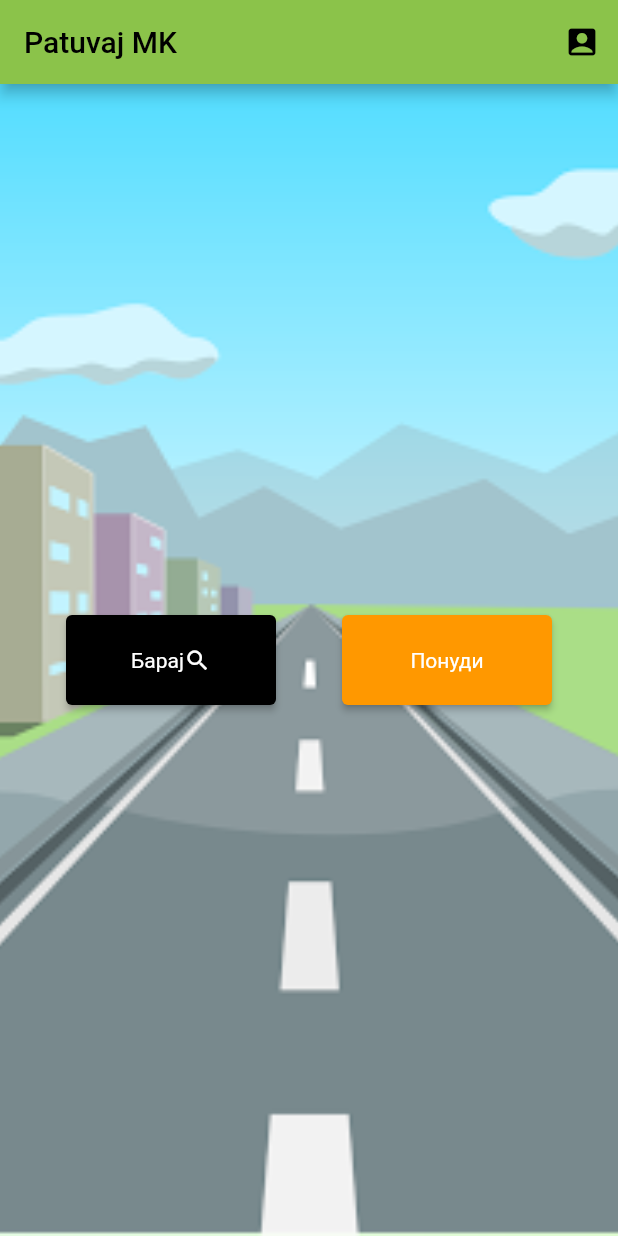
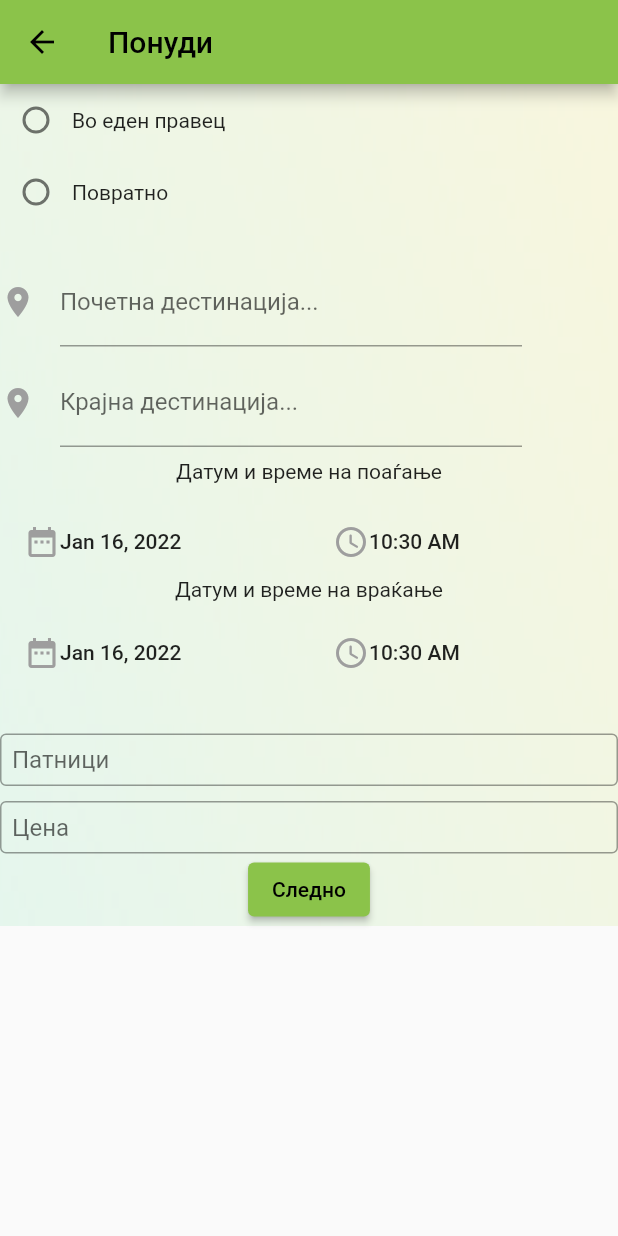
Before and after one commit to david-todorov-student/mis-patuvajMk, a Flutter app: the MyHomePage screen opened directly, after a tap on "Понуди", on a phone screen of 412 x 824 dp. Run offline on Flutter 3.47's test engine with Material 2 defaults, Android fonts, the phone set to English and light mode, and no system bars; our stand-ins replace syncfusion_flutter_datepicker; network calls fail.

Commit message:
Ponudi first screen added

```diff
--- a/patuvaj_mk/lib/main.dart
+++ b/patuvaj_mk/lib/main.dart
@@ -1,4 +1,5 @@
 import 'package:flutter/material.dart';
+import 'package:patuvaj_mk/ponudi.dart';
 import './baraj.dart';
 
 void main() {
@@ -18,7 +19,7 @@ class MyApp extends StatelessWidget {
         primarySwatch: Colors.lightGreen,
       ),
       // A widget which will be started on application startup
-      home: MyHomePage(title: 'Patuvaj MK'),
+      home: const MyHomePage(title: 'Patuvaj MK'),
     );
   }
 }
@@ -69,33 +70,34 @@ class _MyHomePageState extends State<MyHomePage> {
           // the App.build method, and use it to set our appbar title.
           title: Text(widget.title),
           actions: [
-            IconButton(onPressed: () {}, icon: Icon(Icons.account_box_rounded))
+            IconButton(
+                onPressed: () {}, icon: const Icon(Icons.account_box_rounded))
           ],
         ),
-        body: new Stack(
+        body: Stack(
           children: <Widget>[
-            new Container(
-              decoration: new BoxDecoration(
-                image: new DecorationImage(
-                  image: new AssetImage("assets/1.png"),
+            Container(
+              decoration: const BoxDecoration(
+                image: DecorationImage(
+                  image: AssetImage("assets/1.png"),
                   fit: BoxFit.cover,
                 ),
               ),
             ),
-            new Center(
+            Center(
                 // Center is a layout widget. It takes a single child and positions it
                 // in the middle of the parent.
-                child: Container(
                 child: Row(
               //   image: AssetImage('assets/1.png'),
               mainAxisAlignment: MainAxisAlignment.spaceEvenly,
               children: <Widget>[
-                  Container(
-                    child: ElevatedButton(
+                ElevatedButton(
                   child: Row(
-                        mainAxisAlignment: MainAxisAlignment.center, //Center Row contents horizontally,
-                        crossAxisAlignment: CrossAxisAlignment.center, //Center Row contents vertically,
-                        children: <Widget>[
+                    mainAxisAlignment: MainAxisAlignment.center,
+                    //Center Row `contents horizontally,
+                    crossAxisAlignment: CrossAxisAlignment.center,
+                    //Center Row contents vertically,
+                    children: const <Widget>[
                       Text(
                         "Барај",
                         style: TextStyle(color: Colors.white),
@@ -108,7 +110,8 @@ class _MyHomePageState extends State<MyHomePage> {
                     ],
                   ),
                   onPressed: () {
-                        Navigator.of(context).push(MaterialPageRoute(builder: (context) => NewScreen()));
+                    Navigator.of(context).push(MaterialPageRoute(
+                        builder: (context) => const NewScreen()));
                   },
                   style: ElevatedButton.styleFrom(
                     primary: Colors.black,
@@ -117,14 +120,15 @@ class _MyHomePageState extends State<MyHomePage> {
                     maximumSize: const Size(140, 60),
                   ),
                 ),
-                  ),
-                  Container(
-                    child: ElevatedButton(
+                ElevatedButton(
                   child: const Text(
                     "Понуди",
                     style: TextStyle(color: Colors.white),
                   ),
-                      onPressed: () {},
+                  onPressed: () {
+                    Navigator.of(context).push(MaterialPageRoute(
+                        builder: (context) => const PonudiScreen()));
+                  },
                   style: ElevatedButton.styleFrom(
                     primary: Colors.orange,
                     textStyle: const TextStyle(color: Colors.white),
@@ -132,9 +136,7 @@ class _MyHomePageState extends State<MyHomePage> {
                     maximumSize: const Size(140, 60),
                   ),
                 ),
-                  ),
               ],
-              ),
             )),
           ],
         )
--- /dev/null
+++ b/patuvaj_mk/lib/ponudi.dart
@@ -0,0 +1,302 @@
+import 'package:flutter/cupertino.dart';
+import 'package:flutter/material.dart';
+import 'package:flutter/services.dart';
+import 'dart:async';
+import 'package:intl/intl.dart';
+import 'package:patuvaj_mk/ponudi2.dart';
+
+void main() {
+  runApp(const MaterialApp(
+    debugShowCheckedModeBanner: false,
+    home: PonudiScreen(),
+  ));
+}
+
+class PonudiScreen extends StatefulWidget {
+  const PonudiScreen({Key? key}) : super(key: key);
+
+  @override
+  State createState() => PonudiScreenState();
+}
+
+class PonudiScreenState extends State<PonudiScreen> {
+  String? typeOfTransport;
+
+  DateTime selectedStartDate = DateTime.now();
+  TimeOfDay selectedStartTime = TimeOfDay.now();
+
+  DateTime? selectedBackDate = DateTime.now();
+  TimeOfDay? selectedBackTime = TimeOfDay.now();
+
+  Future<void> _selectStartDate(BuildContext context) async {
+    DateTime? picked = await showDatePicker(
+        context: context,
+        initialDate: selectedStartDate,
+        firstDate: DateTime(2015, 8),
+        lastDate: DateTime(2101));
+    if (picked != null && picked != selectedStartDate) {
+      setState(() {
+        selectedStartDate = picked;
+      });
+    }
+  }
+
+  Future<void> _selectStartTime(BuildContext context) async {
+    TimeOfDay? picked =
+        await showTimePicker(context: context, initialTime: selectedStartTime);
+    if (picked != null && picked != selectedStartTime) {
+      setState(() {
+        selectedStartTime = picked;
+      });
+    }
+  }
+
+  Future<void> _selectBackDate(BuildContext context) async {
+    DateTime? picked = await showDatePicker(
+        context: context,
+        initialDate: DateTime.now(),
+        firstDate: DateTime(2015, 8),
+        lastDate: DateTime(2101));
+    if (picked != null && picked != selectedBackDate) {
+      setState(() {
+        selectedBackDate = picked;
+      });
+    }
+  }
+
+  Future<void> _selectBackTime(BuildContext context) async {
+    TimeOfDay? picked =
+        await showTimePicker(context: context, initialTime: TimeOfDay.now());
+    if (picked != null && picked != selectedBackTime) {
+      setState(() {
+        selectedBackTime = picked;
+      });
+    }
+  }
+
+  @override
+  Widget build(BuildContext context) {
+    return Scaffold(
+      appBar: AppBar(title: const Text('Понуди')),
+      resizeToAvoidBottomInset: false, // set it to false
+      body: SingleChildScrollView(
+          child: Container(
+        decoration: BoxDecoration(
+          image: DecorationImage(
+            image: const AssetImage("assets/bb.jpg"),
+            colorFilter: ColorFilter.mode(
+                Colors.black.withOpacity(0.3), BlendMode.dstATop),
+            fit: BoxFit.cover,
+          ),
+        ),
+        child: Form(
+          child: Container(
+            alignment: Alignment.center,
+            // padding: const EdgeInsets.all(16.0),
+            child: Column(
+              mainAxisAlignment: MainAxisAlignment.center,
+              children: <Widget>[
+                Row(children: [
+                  Radio(
+                    value: "oneWay",
+                    groupValue: typeOfTransport,
+                    onChanged: (String? value) {
+                      setState(() {
+                        typeOfTransport = value;
+                      });
+                    },
+                  ),
+                  const Text("Во еден правец"),
+                ]),
+                Row(children: [
+                  Radio(
+                    value: "twoWay",
+                    groupValue: typeOfTransport,
+                    onChanged: (String? value) {
+                      setState(() {
+                        typeOfTransport = value;
+                      });
+                    },
+                  ),
+                  const Text("Повратно"),
+                ]),
+                const SizedBox(
+                  height: 20,
+                ),
+                Padding(
+                  padding: const EdgeInsets.fromLTRB(0.0, 0.0, 64.0, 8.0),
+                  child: TextFormField(
+                    decoration: const InputDecoration(
+                      icon: Icon(Icons.location_on, color: Colors.grey),
+                      labelText: "Почетна дестинација...",
+                    ),
+                  ),
+                ),
+                Padding(
+                  padding: const EdgeInsets.fromLTRB(0.0, 0.0, 64.0, 8.0),
+                  child: TextFormField(
+                    decoration: const InputDecoration(
+                      icon: Icon(Icons.location_on, color: Colors.grey),
+                      labelText: "Крајна дестинација...",
+                    ),
+                  ),
+                ),
+                const Text("Датум и време на поаѓање"),
+                Row(
+                  children: <Widget>[
+                    Expanded(
+                      child: Padding(
+                        padding: const EdgeInsets.fromLTRB(0.0, 15.0, 0.0, 0.0),
+                        child: Row(
+                          children: <Widget>[
+                            FlatButton(
+                              child: Row(children: [
+                                const Icon(
+                                  Icons.date_range,
+                                  color: Colors.grey,
+                                ),
+                                Text(
+                                  DateFormat.yMMMd().format(selectedStartDate),
+                                ),
+                              ]),
+                              onPressed: () {
+                                _selectStartDate(context);
+                              },
+                            ),
+                            const SizedBox(
+                              width: 15,
+                            ),
+                          ],
+                        ),
+                      ),
+                    ),
+                    Expanded(
+                      child: Padding(
+                        padding: const EdgeInsets.fromLTRB(0.0, 15.0, 0.0, 0.0),
+                        child: Row(
+                          children: <Widget>[
+                            FlatButton(
+                              child: Row(children: [
+                                const Icon(
+                                  Icons.access_time_rounded,
+                                  color: Colors.grey,
+                                ),
+                                Text(selectedStartTime.format(context)),
+                              ]),
+                              onPressed: () {
+                                _selectStartTime(context);
+                              },
+                            ),
+                            const SizedBox(
+                              width: 15,
+                            ),
+                          ],
+                        ),
+                      ),
+                    ),
+                  ],
+                ),
+                const Text("Датум и време на враќање"),
+                Row(
+                  children: [
+                    Expanded(
+                      child: Padding(
+                        padding:
+                            const EdgeInsets.fromLTRB(0.0, 10.0, 0.0, 20.0),
+                        child: Row(
+                          children: <Widget>[
+                            FlatButton(
+                              child: Row(children: [
+                                const Icon(
+                                  Icons.date_range,
+                                  color: Colors.grey,
+                                ),
+                                Text(
+                                  DateFormat.yMMMd().format(selectedBackDate!),
+                                ),
+                              ]),
+                              onPressed: () {
+                                _selectBackDate(context);
+                              },
+                            ),
+                            const SizedBox(
+                              width: 15,
+                            ),
+                          ],
+                        ),
+                      ),
+                    ),
+                    Expanded(
+                      child: Padding(
+                        padding:
+                            const EdgeInsets.fromLTRB(0.0, 10.0, 0.0, 20.0),
+                        child: Row(
+                          children: <Widget>[
+                            FlatButton(
+                              child: Row(children: [
+                                const Icon(
+                                  Icons.access_time_rounded,
+                                  color: Colors.grey,
+                                ),
+                                Text(selectedBackTime!.format(context)),
+                              ]),
+                              onPressed: () {
+                                _selectBackTime(context);
+                              },
+                            ),
+                            const SizedBox(
+                              width: 15,
+                            ),
+                          ],
+                        ),
+                      ),
+                    ),
+                  ],
+                ),
+                Container(
+                  padding: const EdgeInsets.fromLTRB(0.0, 10.0, 0.0, 0.0),
+                  child: TextFormField(
+                    decoration: const InputDecoration(
+                      hintText: 'Патници',
+                      contentPadding: EdgeInsets.all(8),
+                      isDense: true,
+                      border: OutlineInputBorder(
+                          borderSide: BorderSide(color: Colors.grey)),
+                    ),
+                    keyboardType: TextInputType.number,
+                    inputFormatters: <TextInputFormatter>[
+                      FilteringTextInputFormatter.digitsOnly
+                    ],
+                  ),
+                ),
+                Container(
+                  padding: const EdgeInsets.fromLTRB(0.0, 10.0, 0.0, 0.0),
+                  child: TextFormField(
+                    decoration: const InputDecoration(
+                      hintText: 'Цена',
+                      contentPadding: EdgeInsets.all(8),
+                      isDense: true,
+                      border: OutlineInputBorder(
+                          borderSide: BorderSide(color: Colors.grey)),
+                    ),
+                    keyboardType: TextInputType.number,
+                    inputFormatters: <TextInputFormatter>[
+                      FilteringTextInputFormatter.digitsOnly
+                    ],
+                  ),
+                ),
+                ElevatedButton(
+                    onPressed: () {
+                      Navigator.of(context).push(MaterialPageRoute(
+                          builder: (context) => const Ponudi2Screen()));
+                    },
+                    child: Text("Следно")
+                )
+              ],
+            ),
+          ),
+        ),
+      )),
+    );
+  }
+}
```
Also changed, not shown: patuvaj_mk/lib/baraj.dart (+28 -24 lines), patuvaj_mk/lib/item.dart (+28 -30 lines), patuvaj_mk/lib/kartici.dart (+22 -47 lines), patuvaj_mk/lib/ponudi2.dart (added, +23 -0 lines), patuvaj_mk/lib/uspeshno.dart (+36 -38 lines), patuvaj_mk/pubspec.lock, 1 other file. Lines whose indentation alone changed are shown as unchanged.
